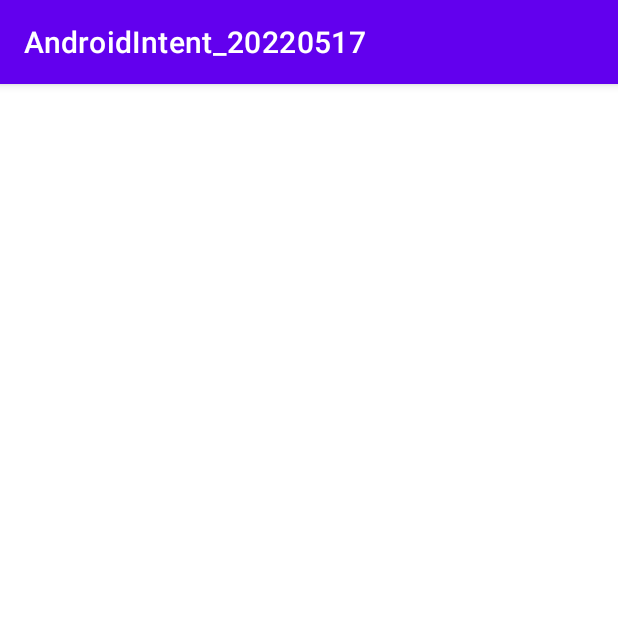
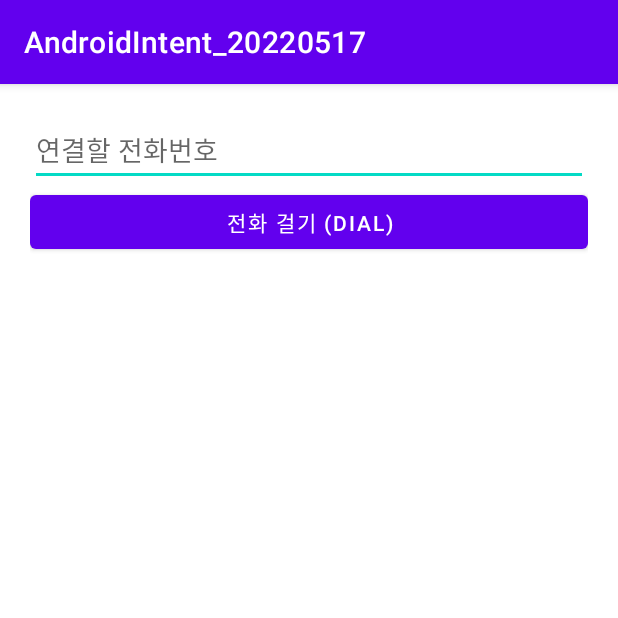
Before and after one commit to cho881020/AndroidIntent_20220517, an Android app: the screen it shows after launch (MainActivity), on a phone screen of 412 x 824 dp, the top half of it. Run offline under Robolectric (Android 15) with nearby library versions, the phone set to English and light mode, and no system bars.

Commit message:
전화 걸기 (DIAL) UI 작성

```diff
--- a/app/src/main/res/layout/activity_main.xml
+++ b/app/src/main/res/layout/activity_main.xml
@@ -5,7 +5,20 @@
     android:layout_width="match_parent"
     android:layout_height="match_parent"
     android:orientation="vertical"
+    android:padding="20dp"
     tools:context=".MainActivity">
 
+    <EditText
+        android:id="@+id/edtPhoneNum"
+        android:layout_width="match_parent"
+        android:layout_height="wrap_content"
+        android:hint="연결할 전화번호"
+        android:inputType="phone"/>
+
+    <Button
+        android:id="@+id/btnDial"
+        android:layout_width="match_parent"
+        android:layout_height="wrap_content"
+        android:text="전화 걸기 (DIAL)" />
 
 </LinearLayout>
```
